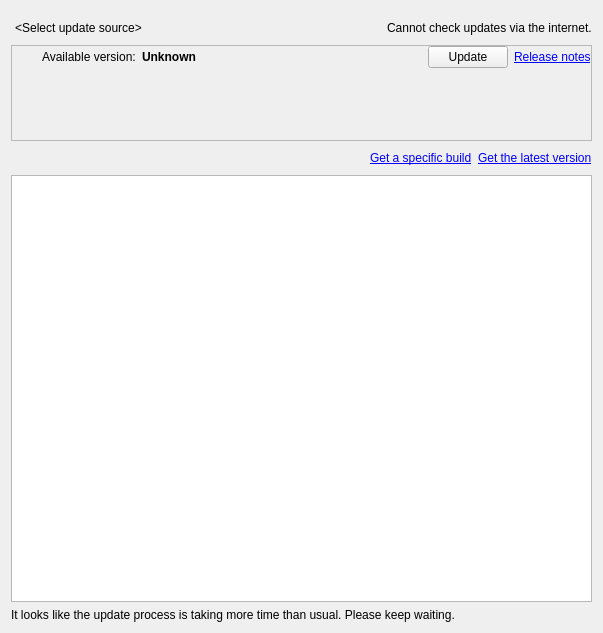
Old version of the form client/src/ui/widgets/server_updates_widget.ui in the repository networkoptix/nx_open.
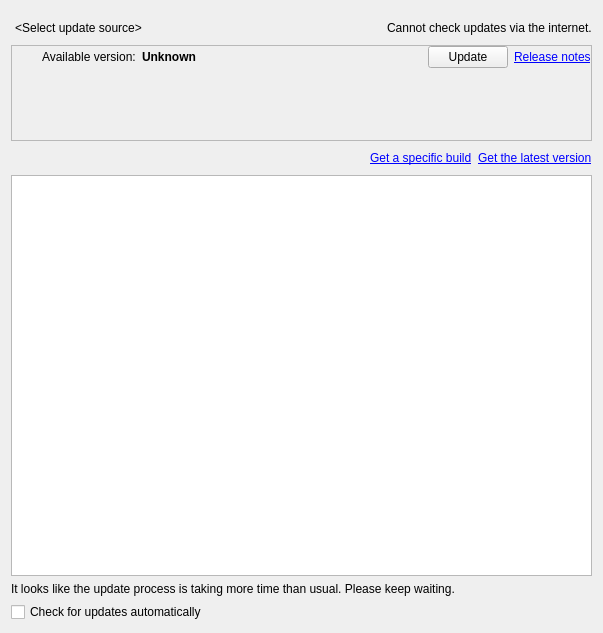
New version of the form. Custom widgets are drawn as their Qt base class.

Patch:
```diff
--- a/client/src/ui/widgets/server_updates_widget.ui
+++ b/client/src/ui/widgets/server_updates_widget.ui
@@ -421,6 +421,13 @@
      </property>
     </widget>
    </item>
+   <item>
+    <widget class="QCheckBox" name="updatesNotificationCheckbox">
+     <property name="text">
+      <string>Check for updates automatically</string>
+     </property>
+    </widget>
+   </item>
   </layout>
  </widget>
  <customwidgets>
```
Left out of the diff: 101 changed lines with no effect on the pictures.
